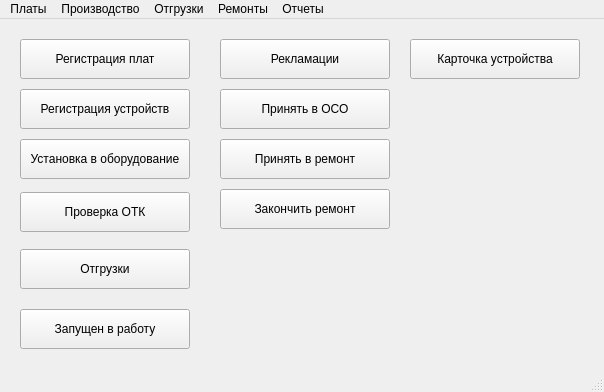
First picture: the form in Remont/mainwindow.ui, repository AlexeyScherbakov2021/Remont2, before the edit.
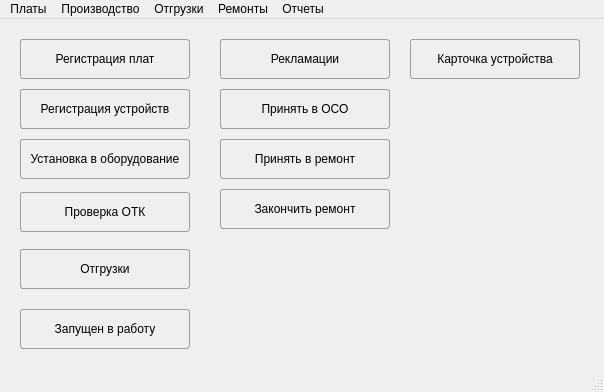
Second picture: the form after the edit.

The edit to the form file:
```diff
--- a/Remont/mainwindow.ui
+++ b/Remont/mainwindow.ui
@@ -13,6 +13,43 @@
   <property name="windowTitle">
    <string>Учет изделий</string>
   </property>
+  <property name="styleSheet">
+   <string notr="true">QGroupBox {
+    border: 1px solid #9F9F9F;
+    font-size: 14px;
+    font-weight: 800;
+    color: black;
+    border-radius: 4px;
+    margin-top: 2.5ex; 
+    padding-top: 2ex;
+}
+QGroupBox::title {
+    subcontrol-origin: margin;
+    subcontrol-position: top center;
+}
+
+
+QPushButton {
+    border-radius: 3px;
+    border: 1px solid #9F9F9F;
+	padding-left: 8px;
+	padding-right: 8px;
+	padding-top: 4px;
+	padding-bottom: 4px;
+}
+
+QPushButton:hover { 
+	background-color: white;
+}
+
+QPushButton:pressed {
+background-color: LightGray;
+    position: relative;
+     top: 4px; left: 4px;
+}
+
+</string>
+  </property>
   <widget class="QWidget" name="centralwidget">
    <widget class="QPushButton" name="pbClaim">
     <property name="geometry">
```
Left out of the diff: 6 changed lines with no effect on the pictures.
